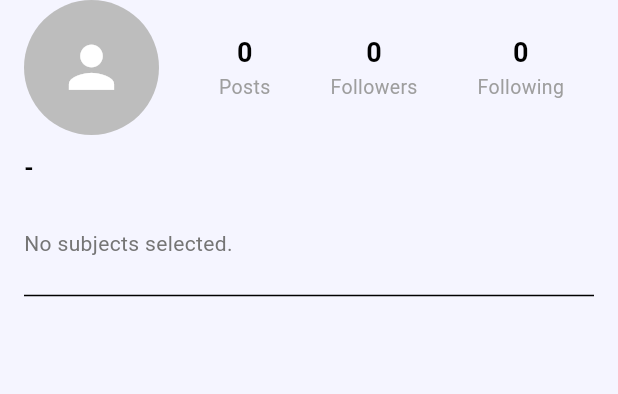
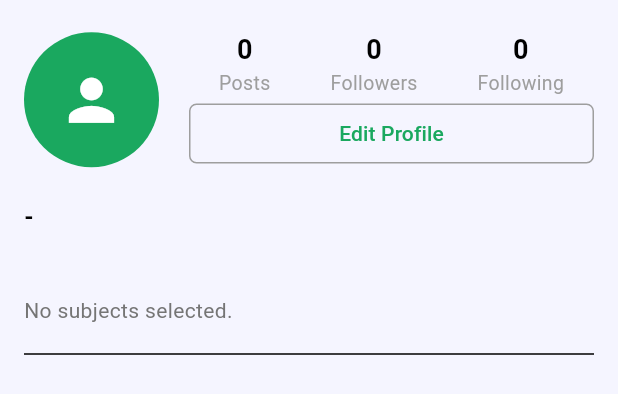
Before and after one commit to yxlow07/study-scroll, a Flutter app: the ProfileViewPage widget shown alone on an empty page, opened directly with empty values, on a phone screen of 412 x 824 dp. Shown: the top 394 px of the screen. Run offline on Flutter 3.47's test engine with Material 3 defaults, Android fonts, the phone set to English and light mode, and no system bars; our stand-ins replace cloud_firestore, firebase_auth, firebase_core, flutter_bloc, go_router; missing offline and left inert: drop_down_list; accounts and stored records are empty.

Commit message:
Fixed Profile Styling and backtracking

```diff
--- a/lib/core/theme/AppStyles.dart
+++ b/lib/core/theme/AppStyles.dart
@@ -1,4 +1,5 @@
 import 'package:flutter/material.dart';
+
 import 'AppColors.dart';
 
 class AppStyles {
@@ -21,4 +22,10 @@ class AppStyles {
   static const TextStyle hint = TextStyle(fontSize: 12, color: AppColors.grey);
 
   static const EdgeInsets paddingScreen = EdgeInsets.only(left: 60.0, right: 60.0, top: 20.0, bottom: 20.0);
+
+  static final ButtonStyle outlinedButtonStyle = OutlinedButton.styleFrom(
+    side: BorderSide(color: Colors.grey),
+    shape: RoundedRectangleBorder(borderRadius: BorderRadius.circular(5)),
+    padding: const EdgeInsets.symmetric(vertical: 8.0, horizontal: 12.0),
+  );
 }
--- a/lib/presentation/profile/profile_view_page.dart
+++ b/lib/presentation/profile/profile_view_page.dart
@@ -1,5 +1,8 @@
 import 'package:flutter/material.dart';
 import 'package:flutter_bloc/flutter_bloc.dart';
+import 'package:go_router/go_router.dart';
+import 'package:study_scroll/core/routes/app_routes.dart';
+import 'package:study_scroll/core/theme/AppStyles.dart';
 import 'package:study_scroll/presentation/profile/bloc/profile_cubit.dart';
 import 'package:study_scroll/presentation/profile/bloc/profile_state.dart';
 
@@ -52,7 +55,7 @@ class _ProfileViewPageState extends State<ProfileViewPage> {
               child: Column(
                 crossAxisAlignment: CrossAxisAlignment.start,
                 children: [
-                  // Top section: Profile Picture and Stats
+                  SizedBox(height: 20),
                   Row(
                     children: [
                       // Circular avatar for the profile picture.
@@ -60,32 +63,46 @@ class _ProfileViewPageState extends State<ProfileViewPage> {
                         radius: 45, // Smaller radius to fit stats beside it
                         backgroundImage:
                             profile.profilePictureUrl.isNotEmpty ? NetworkImage(profile.profilePictureUrl) : null,
-                        backgroundColor: profile.profilePictureUrl.isEmpty ? Colors.grey[400] : null,
                         child: profile.profilePictureUrl.isEmpty ? const Icon(Icons.person, size: 45) : null,
                       ),
                       const SizedBox(width: 20),
                       // Posts, Followers, Following Stats
                       Expanded(
-                        child: Row(
-                          mainAxisAlignment: MainAxisAlignment.spaceAround,
+                        child: Column(
                           children: [
-                            _buildStatColumn('0', 'Posts'),
-                            _buildStatColumn('0', 'Followers'),
-                            _buildStatColumn('0', 'Following'),
+                            Row(
+                              mainAxisAlignment: MainAxisAlignment.spaceAround,
+                              children: [
+                                _buildStatColumn('0', 'Posts'),
+                                _buildStatColumn('0', 'Followers'),
+                                _buildStatColumn('0', 'Following'),
+                              ],
+                            ),
+                            Row(
+                              mainAxisAlignment: MainAxisAlignment.center,
+                              children: [
+                                Expanded(
+                                  child: OutlinedButton(
+                                    onPressed: () => context.push(AppRoutes.editProfile),
+                                    style: AppStyles.outlinedButtonStyle,
+                                    child: const Text('Edit Profile'),
+                                  ),
+                                ),
+                              ],
+                            ),
                           ],
                         ),
                       ),
                     ],
                   ),
-                  const SizedBox(height: 10),
-                  // Name and Bio
+                  const SizedBox(height: 20),
                   Text(
                     profile.name.isNotEmpty ? profile.name : '-',
                     style: const TextStyle(fontSize: 16, fontWeight: FontWeight.bold),
                   ),
-                  const SizedBox(height: 4),
+                  const SizedBox(height: 10),
                   Text(profile.bio.isNotEmpty ? profile.bio : '', style: const TextStyle(fontSize: 14)),
-                  const SizedBox(height: 4),
+                  const SizedBox(height: 10),
                   Wrap(
                     spacing: 8,
                     runSpacing: 8,
@@ -95,7 +112,7 @@ class _ProfileViewPageState extends State<ProfileViewPage> {
                             ? [Text('No subjects selected.', style: TextStyle(color: Colors.grey[600]))]
                             : subjectChips,
                   ),
-                  const SizedBox(height: 10),
+                  const SizedBox(height: 4),
                   // Follow and Message Buttons (For other users)
                   // Row(
                   //   mainAxisAlignment: MainAxisAlignment.spaceEvenly,
```
Also changed, not shown: lib/presentation/profile/profile_edit_page.dart (+17 -3 lines).
